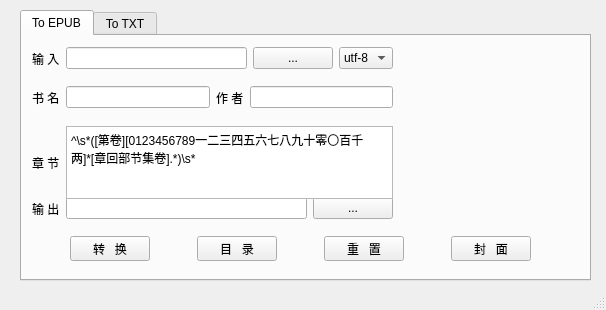
Qt form TXT2EPUB/Txt2epub.ui (etony/myPyTool) before a commit.
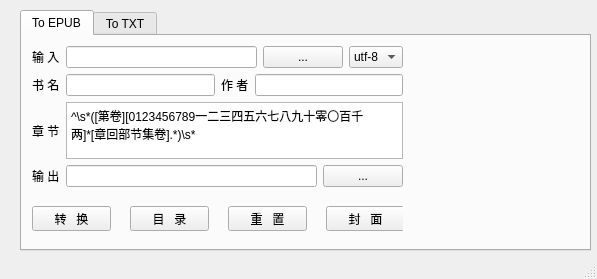
The same form after that commit. Icons and pictures are not drawn.

The edit to the form file:
```diff
--- a/TXT2EPUB/Txt2epub.ui
+++ b/TXT2EPUB/Txt2epub.ui
@@ -6,8 +6,8 @@
    <rect>
     <x>0</x>
     <y>0</y>
-    <width>606</width>
-    <height>310</height>
+    <width>597</width>
+    <height>279</height>
    </rect>
   </property>
   <property name="windowTitle">
@@ -24,7 +24,7 @@
       <x>20</x>
       <y>10</y>
       <width>571</width>
-      <height>271</height>
+      <height>241</height>
      </rect>
     </property>
     <property name="currentIndex">
@@ -38,80 +38,8 @@
       <property name="geometry">
        <rect>
         <x>10</x>
-        <y>10</y>
-        <width>361</width>
-        <height>25</height>
-       </rect>
-      </property>
-      <layout class="QHBoxLayout" name="horizontalLayout_2">
-       <item>
-        <widget class="QLabel" name="label">
-         <property name="text">
-          <string>输 入</string>
-         </property>
-        </widget>
-       </item>
-       <item>
-        <widget class="QLineEdit" name="le_txt"/>
-       </item>
-       <item>
-        <widget class="QPushButton" name="pb_txt">
-         <property name="text">
-          <string>...</string>
-         </property>
-        </widget>
-       </item>
-       <item>
-        <widget class="QComboBox" name="cb_encode">
-         <item>
-          <property name="text">
-           <string>utf-8</string>
-          </property>
-         </item>
-         <item>
-          <property name="text">
-           <string>gbk</string>
-          </property>
-         </item>
-        </widget>
-       </item>
-      </layout>
-     </widget>
-     <widget class="QWidget" name="layoutWidget">
-      <property name="geometry">
-       <rect>
-        <x>10</x>
-        <y>160</y>
-        <width>361</width>
-        <height>25</height>
-       </rect>
-      </property>
-      <layout class="QHBoxLayout" name="horizontalLayout_5">
-       <item>
-        <widget class="QLabel" name="label_4">
-         <property name="text">
-          <string>输 出</string>
-         </property>
-        </widget>
-       </item>
-       <item>
-        <widget class="QLineEdit" name="le_epub"/>
-       </item>
-       <item>
-        <widget class="QPushButton" name="pb_epub">
-         <property name="text">
-          <string>...</string>
-         </property>
-        </widget>
-       </item>
-      </layout>
-     </widget>
-     <widget class="QWidget" name="layoutWidget">
-      <property name="geometry">
-       <rect>
-        <x>48</x>
-        <y>200</y>
-        <width>461</width>
+        <y>170</y>
+        <width>371</width>
         <height>25</height>
        </rect>
       </property>
@@ -167,15 +95,71 @@
        </item>
       </layout>
      </widget>
+     <widget class="QLabel" name="lb_image">
+      <property name="geometry">
+       <rect>
+        <x>400</x>
+        <y>0</y>
+        <width>161</width>
+        <height>191</height>
+       </rect>
+      </property>
+      <property name="text">
+       <string/>
+      </property>
+      <property name="pixmap">
+       <pixmap>cover.jpeg</pixmap>
+      </property>
+      <property name="scaledContents">
+       <bool>true</bool>
+      </property>
+     </widget>
      <widget class="QWidget" name="layoutWidget">
       <property name="geometry">
        <rect>
         <x>10</x>
-        <y>50</y>
-        <width>361</width>
-        <height>23</height>
+        <y>10</y>
+        <width>371</width>
+        <height>141</height>
        </rect>
       </property>
+      <layout class="QVBoxLayout" name="verticalLayout_2">
+       <item>
+        <layout class="QHBoxLayout" name="horizontalLayout_2">
+         <item>
+          <widget class="QLabel" name="label">
+           <property name="text">
+            <string>输 入</string>
+           </property>
+          </widget>
+         </item>
+         <item>
+          <widget class="QLineEdit" name="le_txt"/>
+         </item>
+         <item>
+          <widget class="QPushButton" name="pb_txt">
+           <property name="text">
+            <string>...</string>
+           </property>
+          </widget>
+         </item>
+         <item>
+          <widget class="QComboBox" name="cb_encode">
+           <item>
+            <property name="text">
+             <string>utf-8</string>
+            </property>
+           </item>
+           <item>
+            <property name="text">
+             <string>gbk</string>
+            </property>
+           </item>
+          </widget>
+         </item>
+        </layout>
+       </item>
+       <item>
       <layout class="QHBoxLayout" name="horizontalLayout_3">
        <item>
         <widget class="QLabel" name="label_3">
@@ -198,16 +182,8 @@
         <widget class="QLineEdit" name="le_author"/>
        </item>
       </layout>
-     </widget>
-     <widget class="QWidget" name="layoutWidget">
-      <property name="geometry">
-       <rect>
-        <x>10</x>
-        <y>90</y>
-        <width>361</width>
-        <height>73</height>
-       </rect>
-      </property>
+       </item>
+       <item>
       <layout class="QHBoxLayout" name="horizontalLayout_4">
        <item>
         <widget class="QLabel" name="label_2">
@@ -227,25 +203,29 @@
         </widget>
        </item>
       </layout>
-     </widget>
-     <widget class="QLabel" name="lb_image">
-      <property name="geometry">
-       <rect>
-        <x>388</x>
-        <y>0</y>
-        <width>161</width>
-        <height>191</height>
-       </rect>
-      </property>
+       </item>
+       <item>
+        <layout class="QHBoxLayout" name="horizontalLayout_5">
+         <item>
+          <widget class="QLabel" name="label_4">
+           <property name="text">
+            <string>输 出</string>
+           </property>
+          </widget>
+         </item>
+         <item>
+          <widget class="QLineEdit" name="le_epub"/>
+         </item>
+         <item>
+          <widget class="QPushButton" name="pb_epub">
       <property name="text">
-       <string/>
-      </property>
-      <property name="pixmap">
-       <pixmap>cover.jpeg</pixmap>
-      </property>
-      <property name="scaledContents">
-       <bool>true</bool>
-      </property>
+            <string>...</string>
+           </property>
+          </widget>
+         </item>
+        </layout>
+       </item>
+      </layout>
      </widget>
     </widget>
     <widget class="QWidget" name="tab_2">
```
Left out of the diff: 23 changed lines with no effect on the pictures. Lines whose indentation alone changed are shown as unchanged.
